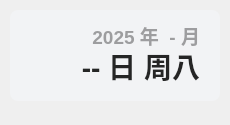
Above: ui/default/widget-time.ui from Yersmagit/Class-Widgets before the change. Below: the same form after it.
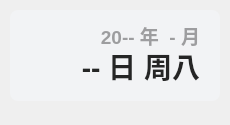
That is the form after the change.

Commit message: 优化默认文本

Patch:
```diff
--- a/ui/default/widget-time.ui
+++ b/ui/default/widget-time.ui
@@ -46,7 +46,7 @@
 font-weight: bold;</string>
    </property>
    <property name="text">
-    <string>2025 年  - 月</string>
+    <string>20-- 年  - 月</string>
    </property>
    <property name="textFormat">
     <enum>Qt::PlainText</enum>
```
